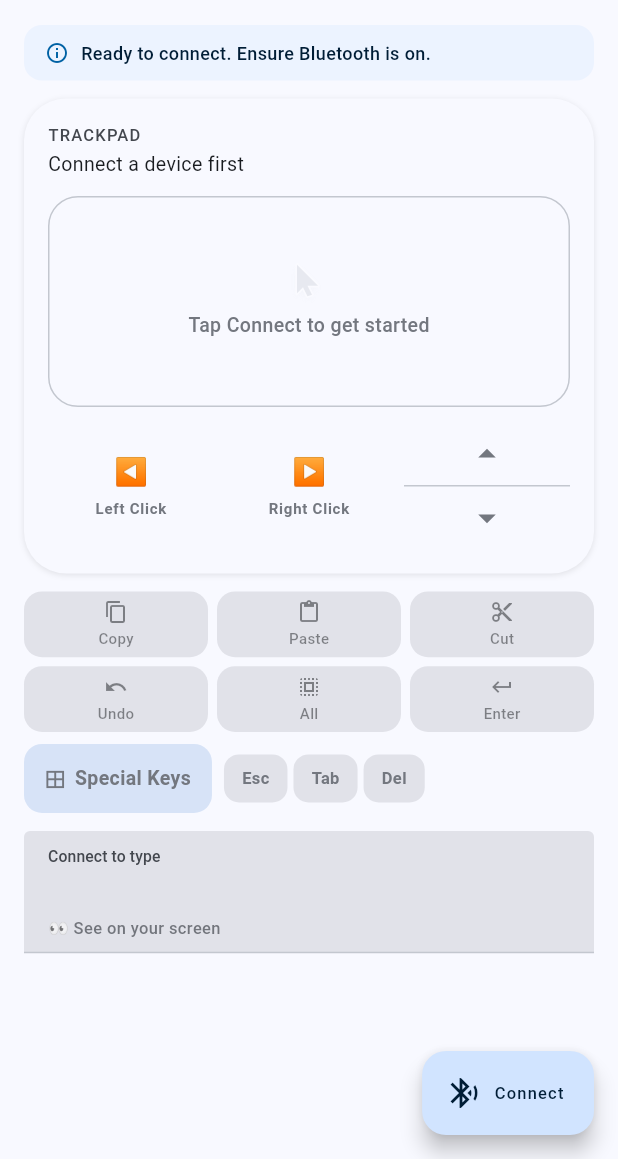
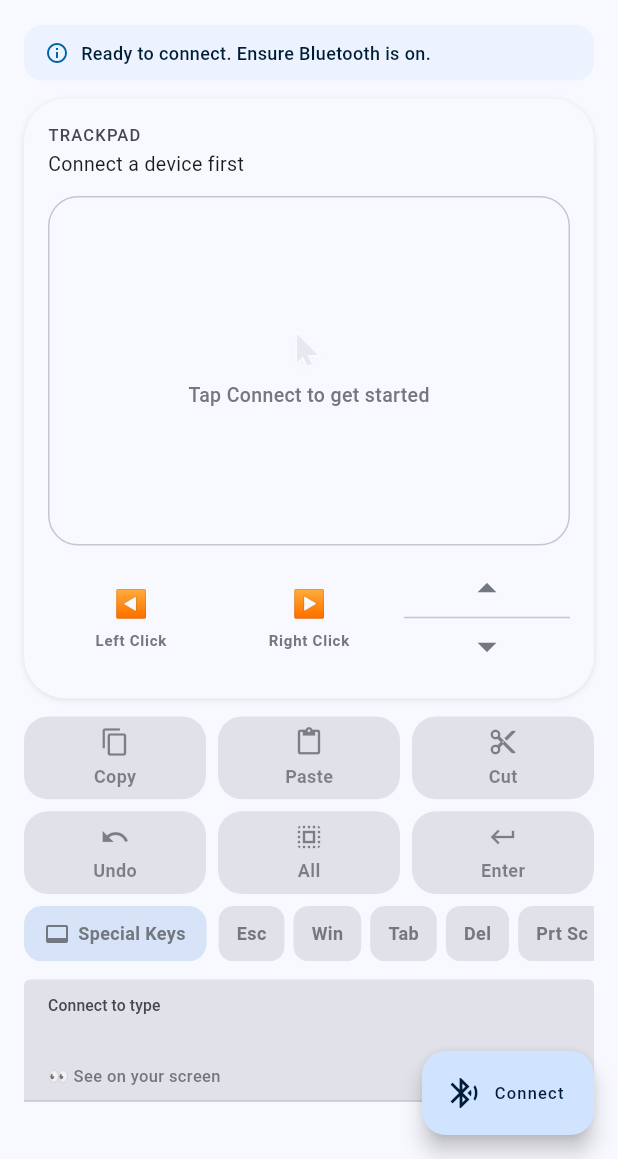
Before and after one commit to Aditya-err/WindPad-Os-Controller, a Flutter app: the screen it shows after launch, on a phone screen of 412 x 824 dp, the part 77-1236 px from its top. Run offline on Flutter 3.47's test engine with Material 3 defaults, Android fonts, the phone set to English and light mode, and no system bars; drawn by our look-alikes of flutter_animate; our stand-ins replace flutter_keyboard_visibility, flutter_rating_bar, package_info_plus, permission_handler, shared_preferences; missing offline and left inert: android_intent_plus.

Commit message:
feat: trackpad resize, consumer media keys, and layout fixes

```diff
--- a/lib/screens/home_screen.dart
+++ b/lib/screens/home_screen.dart
@@ -83,7 +83,7 @@ class _HomeScreenState extends State<HomeScreen> {
                     const SizedBox(height: 12),
 
                     // Trackpad
-                    const AspectRatio(aspectRatio: 1.2, child: TouchpadWidget()),
+                    const AspectRatio(aspectRatio: 0.95, child: TouchpadWidget()),
 
                     // Trackpad lock indicator
                     if (btService.trackpadLocked)
@@ -131,9 +131,12 @@ class _HomeScreenState extends State<HomeScreen> {
   }
 
   Widget _buildSpecialKeysBar(BuildContext context, bool isConn, BluetoothHidService btService, ColorScheme cs) {
-    return Row(
+    return SingleChildScrollView(
+      scrollDirection: Axis.horizontal,
+      child: Row(
+        mainAxisAlignment: MainAxisAlignment.center,
         children: [
-        // ⊞ Windows / Special Keys button
+          // Special Keys button (opens sheet)
           Material(
             color: cs.secondaryContainer,
             borderRadius: BorderRadius.circular(12),
@@ -144,35 +147,41 @@ class _HomeScreenState extends State<HomeScreen> {
                 padding: const EdgeInsets.symmetric(vertical: 10, horizontal: 14),
                 child: Row(
                   children: [
-                  Text("⊞", style: TextStyle(fontSize: 18, color: isConn ? cs.onSecondaryContainer : cs.outline)),
+                    Icon(Icons.video_label, size: 16, color: isConn ? cs.onSecondaryContainer : cs.outline),
                     const SizedBox(width: 6),
-                  Text("Special Keys", style: TextStyle(fontSize: 13, fontWeight: FontWeight.w600, color: isConn ? cs.onSecondaryContainer : cs.outline)),
+                    Text("Special Keys", style: TextStyle(fontSize: 12, fontWeight: FontWeight.w600, color: isConn ? cs.onSecondaryContainer : cs.outline)),
                   ],
                 ),
               ),
             ),
           ),
           const SizedBox(width: 8),
-        // Quick special actions
-        _buildMiniKey("Esc", 0x29, 0, isConn, btService, cs),
-        const SizedBox(width: 4),
-        _buildMiniKey("Tab", 0x2B, 0, isConn, btService, cs),
-        const SizedBox(width: 4),
-        _buildMiniKey("Del", 0x4C, 0, isConn, btService, cs),
+          _buildMiniKey("Esc", () => btService.sendKey(0, [0x29]), isConn, cs),
+          const SizedBox(width: 6),
+          _buildMiniKey("Win", () => btService.sendKey(0x08, [0x00]), isConn, cs),
+          const SizedBox(width: 6),
+          _buildMiniKey("Tab", () => btService.sendKey(0, [0x2B]), isConn, cs),
+          const SizedBox(width: 6),
+          _buildMiniKey("Del", () => btService.sendKey(0, [0x4C]), isConn, cs),
+          const SizedBox(width: 6),
+          _buildMiniKey("Prt Sc", () => btService.sendKey(0, [0x46]), isConn, cs),
+          const SizedBox(width: 6),
+          _buildMiniKey("Search", () => btService.sendKey(0x08, [0x16]), isConn, cs), // Win+S
         ],
+      ),
     );
   }
 
-  Widget _buildMiniKey(String label, int hid, int mod, bool isConn, BluetoothHidService btService, ColorScheme cs) {
+  Widget _buildMiniKey(String label, VoidCallback onAct, bool isConn, ColorScheme cs) {
     return Material(
       color: cs.surfaceContainerHighest,
       borderRadius: BorderRadius.circular(10),
       child: InkWell(
-        onTap: isConn ? () => btService.sendKey(mod, [hid]) : null,
+        onTap: isConn ? onAct : null,
         borderRadius: BorderRadius.circular(10),
         child: Padding(
-          padding: const EdgeInsets.symmetric(vertical: 8, horizontal: 12),
-          child: Text(label, style: TextStyle(fontSize: 11, fontWeight: FontWeight.w600, color: isConn ? cs.onSurface : cs.outline)),
+          padding: const EdgeInsets.symmetric(vertical: 10, horizontal: 12),
+          child: Text(label, style: TextStyle(fontSize: 12, fontWeight: FontWeight.w600, color: isConn ? cs.onSurface : cs.outline)),
         ),
       ),
     );
--- a/lib/services/platform_channel.dart
+++ b/lib/services/platform_channel.dart
@@ -12,6 +12,12 @@ class PlatformChannel {
   static Future<void> sendKeyReport({required int modifier, required List<int> keys}) async {
     try {
       await _ch.invokeMethod('sendKey', {'mod': modifier, 'keys': keys});
+    } on PlatformException catch (_) {}
+  }
+
+  static Future<void> sendMediaReport({required List<int> keys}) async {
+    try {
+      await _ch.invokeMethod('sendMedia', {'keys': keys});
     } on PlatformException catch (_) {}
   }
 
--- a/lib/widgets/keyboard_section.dart
+++ b/lib/widgets/keyboard_section.dart
@@ -1,5 +1,6 @@
 import 'package:flutter/material.dart';
 import 'package:provider/provider.dart';
+import 'package:flutter/services.dart';
 import 'package:flutter_keyboard_visibility/flutter_keyboard_visibility.dart';
 import '../services/bluetooth_hid_service.dart';
 
@@ -96,7 +97,10 @@ class _KeyboardSectionState extends State<KeyboardSection> {
                   textInputAction: TextInputAction.newline,
                   keyboardType: TextInputType.multiline,
                   enableSuggestions: false,
-                  autocorrect: false,
+                  onTap: () {
+                    // Force software keyboard to appear even if HID is connected
+                    SystemChannels.textInput.invokeMethod('TextInput.show');
+                  },
                   onChanged: (text) => _handleTextChanged(text, btService),
                   decoration: InputDecoration(
                     labelText: isConn ? "Type anywhere..." : "Connect to type",
--- a/lib/widgets/quick_keys_widget.dart
+++ b/lib/widgets/quick_keys_widget.dart
@@ -25,7 +25,7 @@ class QuickKeysWidget extends StatelessWidget {
       physics: const NeverScrollableScrollPhysics(),
       padding: EdgeInsets.zero,
       gridDelegate: const SliverGridDelegateWithFixedCrossAxisCount(
-        crossAxisCount: 3, mainAxisSpacing: 6, crossAxisSpacing: 6, childAspectRatio: 2.8,
+        crossAxisCount: 3, mainAxisSpacing: 8, crossAxisSpacing: 8, childAspectRatio: 2.2,
       ),
       itemCount: quickKeys.length,
       itemBuilder: (context, index) {
@@ -38,22 +38,23 @@ class QuickKeysWidget extends StatelessWidget {
   Widget _buildKey(String label, IconData icon, String action, bool isConn, BluetoothHidService btService, BuildContext context, ColorScheme cs) {
     return Material(
       color: cs.surfaceContainerHighest,
-      borderRadius: BorderRadius.circular(12),
+      borderRadius: BorderRadius.circular(16),
       child: InkWell(
         onTap: isConn ? () => _handleAction(action, btService) : null,
         onLongPress: isConn && action == "enter" ? () {
           btService.sendShiftEnter();
           ScaffoldMessenger.of(context).showSnackBar(const SnackBar(content: Text('Shift+Enter sent'), duration: Duration(milliseconds: 500)));
         } : null,
-        borderRadius: BorderRadius.circular(12),
+        borderRadius: BorderRadius.circular(16),
         child: Opacity(
           opacity: isConn ? 1.0 : 0.5,
           child: Column(
             mainAxisAlignment: MainAxisAlignment.center,
+            crossAxisAlignment: CrossAxisAlignment.center,
             children: [
-              Icon(icon, size: 16, color: cs.onSurface),
-              const SizedBox(height: 2),
-              Text(label, style: TextStyle(fontSize: 10, fontWeight: FontWeight.w500, color: cs.onSurface)),
+              Icon(icon, size: 20, color: cs.onSurface),
+              const SizedBox(height: 4),
+              Text(label, style: TextStyle(fontSize: 12, fontWeight: FontWeight.w600, color: cs.onSurface)),
             ],
           ),
         ),
--- a/lib/widgets/touchpad_widget.dart
+++ b/lib/widgets/touchpad_widget.dart
@@ -196,6 +196,8 @@ class _TouchpadInternalState extends State<_TouchpadInternal> with SingleTickerP
 
   Widget _buildClickBtn(String label, String icon, Color bg, Color txt, VoidCallback? onTap, bool isConn, ColorScheme cs) {
     return Expanded(
+      child: SizedBox(
+        height: 76,
         child: Material(
           color: isConn ? bg : cs.surfaceContainerHigh,
           borderRadius: BorderRadius.circular(16),
@@ -209,9 +211,8 @@ class _TouchpadInternalState extends State<_TouchpadInternal> with SingleTickerP
           child: InkWell(
             onTap: onTap,
             borderRadius: BorderRadius.circular(16),
-          child: Padding(
-            padding: const EdgeInsets.symmetric(vertical: 14, horizontal: 4),
             child: Column(
+              mainAxisAlignment: MainAxisAlignment.center,
               children: [
                 Text(icon, style: TextStyle(fontSize: 18, color: isConn ? txt : cs.outline)),
                 const SizedBox(height: 4),
@@ -226,6 +227,8 @@ class _TouchpadInternalState extends State<_TouchpadInternal> with SingleTickerP
 
   Widget _buildScrollBtn(bool isConn, BluetoothHidService btService, ColorScheme cs) {
     return Expanded(
+      child: SizedBox(
+        height: 76,
         child: Material(
           color: isConn ? cs.secondaryContainer : cs.surfaceContainerHigh,
           borderRadius: BorderRadius.circular(16),
@@ -239,24 +242,23 @@ class _TouchpadInternalState extends State<_TouchpadInternal> with SingleTickerP
           child: Column(
             crossAxisAlignment: CrossAxisAlignment.stretch,
             children: [
-            InkWell(
+              Expanded(
+                child: InkWell(
                   onTap: () => isConn ? btService.sendScroll(1) : null,
                   borderRadius: const BorderRadius.vertical(top: Radius.circular(16)),
-              child: Padding(
-                padding: const EdgeInsets.symmetric(vertical: 7),
-                child: Icon(Icons.arrow_drop_up, size: 28, color: isConn ? cs.onSecondaryContainer : cs.outline),
+                  child: Center(child: Icon(Icons.arrow_drop_up, size: 30, color: isConn ? cs.onSecondaryContainer : cs.outline)),
                 ),
               ),
               Container(height: 1, color: isConn ? cs.onSecondaryContainer.withValues(alpha: 0.15) : cs.outlineVariant),
-            InkWell(
+              Expanded(
+                child: InkWell(
                   onTap: () => isConn ? btService.sendScroll(-1) : null,
                   borderRadius: const BorderRadius.vertical(bottom: Radius.circular(16)),
-              child: Padding(
-                padding: const EdgeInsets.symmetric(vertical: 7),
-                child: Icon(Icons.arrow_drop_down, size: 28, color: isConn ? cs.onSecondaryContainer : cs.outline),
+                  child: Center(child: Icon(Icons.arrow_drop_down, size: 30, color: isConn ? cs.onSecondaryContainer : cs.outline)),
                 ),
               ),
             ],
+          ),
         ),
       ),
     );
```
Also changed, not shown: lib/services/bluetooth_hid_service.dart (+7 -1 lines), lib/widgets/function_keys_sheet.dart (+13 -9 lines), 3 other files. Lines whose indentation alone changed are shown as unchanged.
